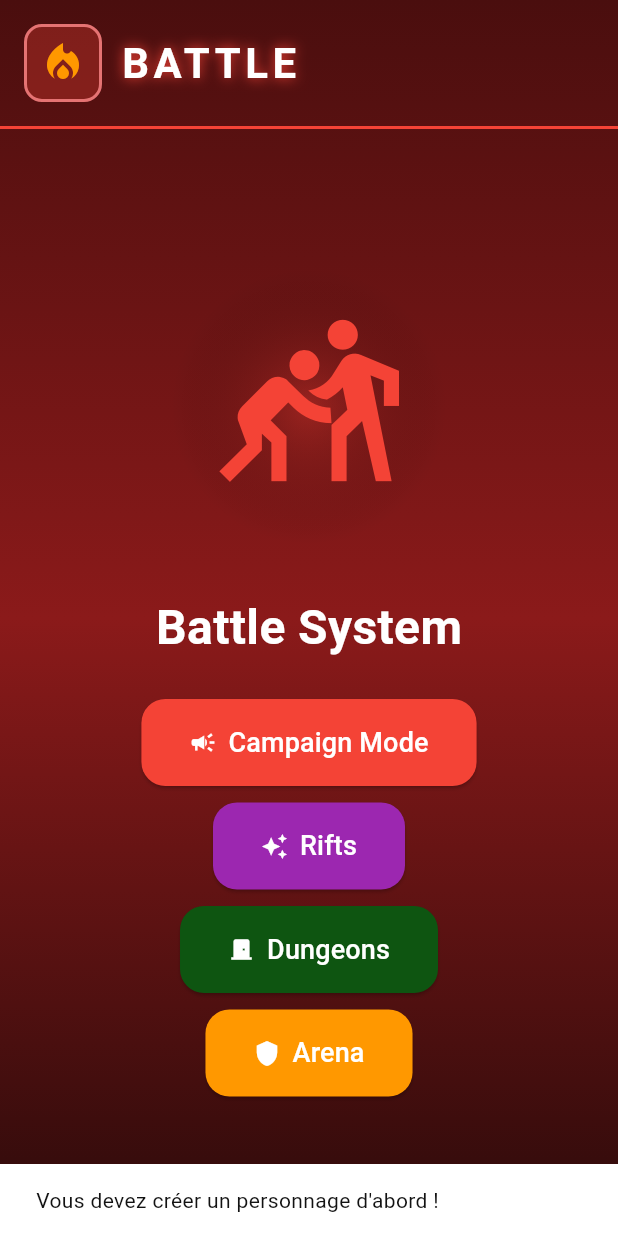
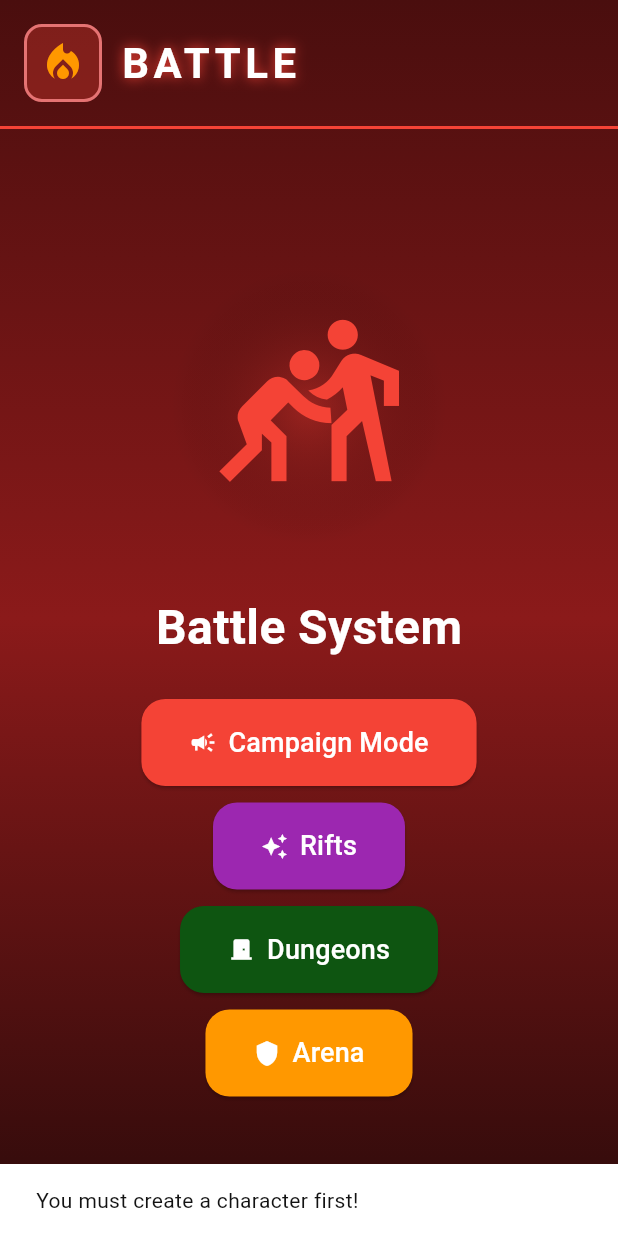
Before and after one commit to Angel-42/Dice-Destiny-Idle-Rifts, a Flutter app: the BattleScreen screen opened directly, after a tap on "Campaign Mode", on a phone screen of 412 x 824 dp. Run offline on Flutter 3.47's test engine with Material 3 defaults, Android fonts, the phone set to English and light mode, and no system bars; our stand-ins replace cloud_firestore, firebase_auth, firebase_core, google_sign_in; accounts and stored records are empty.

Commit message:
[FEAT] Add localization support across multiple screens; replace hardcoded strings with localized values in BattleScreen, CharactersScreen, HomeScreen, MiscScreen, and WelcomeScreen.

```diff
--- a/lib/src/screens/battle_screen.dart
+++ b/lib/src/screens/battle_screen.dart
@@ -1,6 +1,6 @@
 import 'package:dice_destiny_idle_rifts/src/screens/campaign_screen.dart';
 import 'package:dice_destiny_idle_rifts/src/services/game_data_service.dart';
-import '../models/character.dart';
+import '../../l10n/app_localizations.dart';
 import 'package:flutter/material.dart';
 class BattleScreen extends StatefulWidget {
   const BattleScreen({super.key});
@@ -47,9 +47,9 @@ class _BattleScreenState extends State<BattleScreen> {
                       ),
                     ),
                     const SizedBox(width: 12),
-                    const Text(
-                      'BATTLE',
-                      style: TextStyle(
+                    Text(
+                      S.of(context)!.battleTitle,
+                      style: const TextStyle(
                         fontSize: 28,
                         fontWeight: FontWeight.bold,
                         color: Colors.white,
@@ -96,9 +96,9 @@ class _BattleScreenState extends State<BattleScreen> {
                       const SizedBox(height: 32),
 
                       // Texte
-                      const Text(
-                        'Battle System',
-                        style: TextStyle(
+                      Text(
+                        S.of(context)!.battleSystem,
+                        style: const TextStyle(
                           fontSize: 32,
                           fontWeight: FontWeight.bold,
                           color: Colors.white,
@@ -115,7 +115,7 @@ class _BattleScreenState extends State<BattleScreen> {
                             if (team.isEmpty) {
                               if (!mounted) return;
                               ScaffoldMessenger.of(context).showSnackBar(
-                                const SnackBar(content: Text('Vous devez créer un personnage d\'abord !')),
+                                SnackBar(content: Text(S.of(context)!.needCharacterFirst)),
                               );
                               return;
                             }
@@ -130,15 +130,15 @@ class _BattleScreenState extends State<BattleScreen> {
                             debugPrint('❌ Erreur ouverture campagne depuis Battle: $e');
                             if (mounted) {
                               ScaffoldMessenger.of(context).showSnackBar(
-                                const SnackBar(content: Text('Impossible d\'ouvrir la campagne')),
+                                SnackBar(content: Text(S.of(context)!.cannotOpenCampaign)),
                               );
                             }
                           }
                         },
                         icon: const Icon(Icons.campaign),
-                        label: const Text(
-                          'Campaign Mode',
-                          style: TextStyle(fontSize: 18),
+                        label: Text(
+                          S.of(context)!.campaignMode,
+                          style: const TextStyle(fontSize: 18),
                         ),
                         style: ElevatedButton.styleFrom(
                           backgroundColor: Colors.red,
@@ -161,9 +161,9 @@ class _BattleScreenState extends State<BattleScreen> {
                           // TODO: Navigate to Rifts
                         },
                         icon: const Icon(Icons.auto_awesome),
-                        label: const Text(
-                          'Rifts',
-                          style: TextStyle(fontSize: 18),
+                        label: Text(
+                          S.of(context)!.rifts,
+                          style: const TextStyle(fontSize: 18),
                       ),
                         style: ElevatedButton.styleFrom(
                           backgroundColor: Colors.purple,
@@ -186,9 +186,9 @@ class _BattleScreenState extends State<BattleScreen> {
                           // TODO: Navigate to Dungeons
                         },
                         icon: const Icon(Icons.door_front_door),
-                        label: const Text(
-                          'Dungeons',
-                          style: TextStyle(fontSize: 18),
+                        label: Text(
+                          S.of(context)!.dungeons,
+                          style: const TextStyle(fontSize: 18),
                         ),
                         style: ElevatedButton.styleFrom(
                           backgroundColor: const Color.fromARGB(255, 14, 85, 17),
@@ -211,9 +211,9 @@ class _BattleScreenState extends State<BattleScreen> {
                           // TODO: Navigate to Arena
                         },
                         icon: const Icon(Icons.shield),
-                        label: const Text(
-                          'Arena',
-                          style: TextStyle(fontSize: 18),
+                        label: Text(
+                          S.of(context)!.arena,
+                          style: const TextStyle(fontSize: 18),
                         ),
                         style: ElevatedButton.styleFrom(
                           backgroundColor: Colors.orange,
--- a/lib/src/screens/home_screen.dart
+++ b/lib/src/screens/home_screen.dart
@@ -1,4 +1,5 @@
 import 'package:flutter/material.dart';
+import '../../l10n/app_localizations.dart';
 import '../services/game_data_service.dart';
 import '../models/player.dart';
 import '../widgets/player_bar.dart';
@@ -97,7 +98,7 @@ class MainMenuScreen extends StatelessWidget {
                     Padding(
                       padding: const EdgeInsets.all(32),
                       child: Text(
-                        'Welcome! Use the navigation bar below to explore.',
+                        S.of(context)!.welcomeMessage,
                         textAlign: TextAlign.center,
                         style: TextStyle(
                           color: Colors.white.withOpacity(0.7),
```
Also changed, not shown: lib/src/screens/characters_screen.dart (+27 -56 lines), lib/src/screens/misc_screen.dart (+30 -20 lines), lib/src/screens/welcome_screen.dart (+5 -4 lines), lib/src/widgets/game_navbar.dart (+7 -6 lines).
